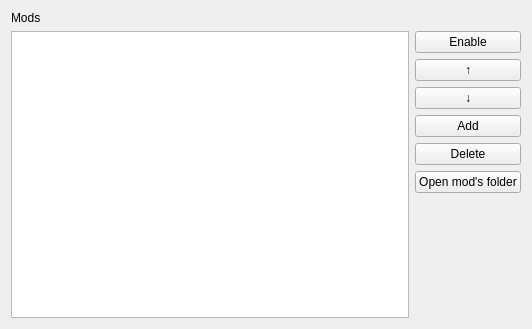
The window that src/gmaginai_l/forms/widgets/mods_widget.ui (Spoonail-Iroiro/gmaginai-l) describes before a commit, drawn with Qt 5.
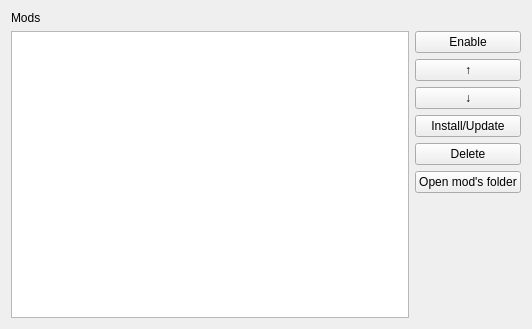
The same window after the commit.

Commit message: Fix inconsistent texts on mod install/update

```diff
--- a/src/gmaginai_l/forms/widgets/mods_widget.ui
+++ b/src/gmaginai_l/forms/widgets/mods_widget.ui
@@ -52,7 +52,7 @@
        <item>
         <widget class="QPushButton" name="btn_add">
          <property name="text">
-          <string>Add</string>
+          <string>Install/Update</string>
          </property>
         </widget>
        </item>
```
Left out of the diff: 2 changed lines with no effect on the pictures. The commit also changes 4 other files.
